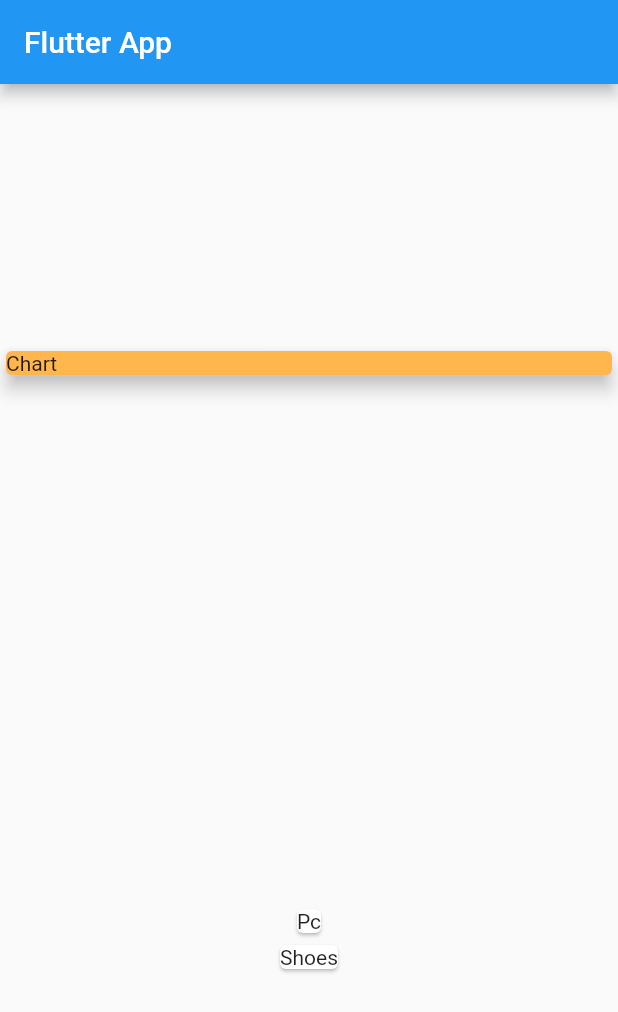
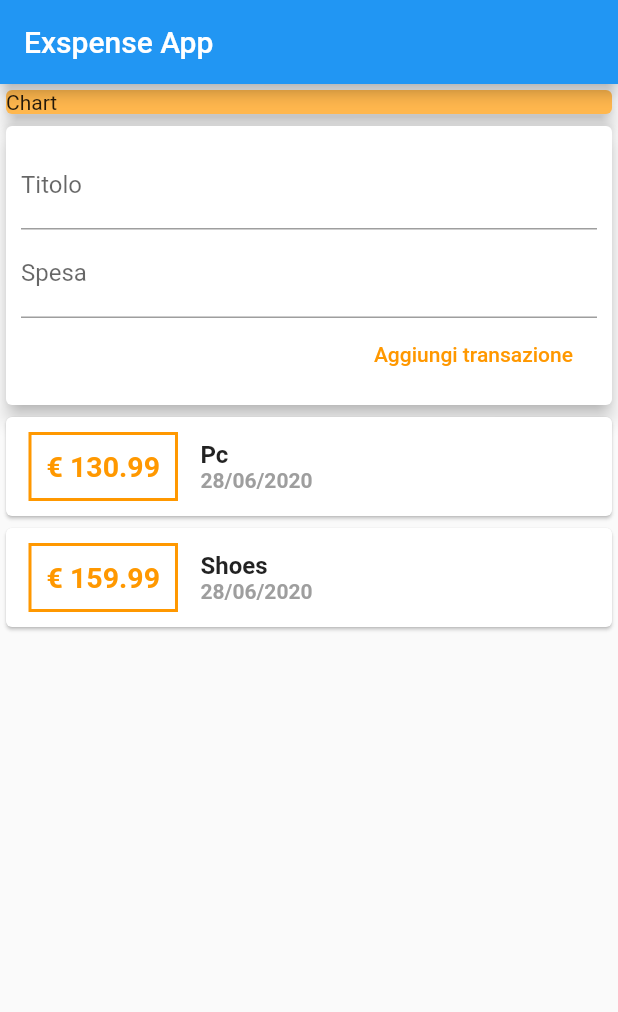
Before and after one commit to Mr2803/expense_app, a Flutter app: the screen it shows after launch, on a phone screen of 412 x 824 dp. Shown: the top 1012 px of the screen. Run offline on Flutter 3.47's test engine with Material 2 defaults, Android fonts, the phone set to English and light mode, and no system bars.

Commit message:
Improved the graphical interface, added inputs to allow the user to enter transactions (the inputs are not yet functional).

```diff
--- a/lib/main.dart
+++ b/lib/main.dart
@@ -1,4 +1,5 @@
 import 'package:flutter/material.dart';
+import 'package:intl/intl.dart';
 import './transaction.dart';
 
 void main() => runApp(MyApp());
@@ -46,39 +47,113 @@ class HomePage extends StatelessWidget {
     Transaction(
       id: 't1',
       title: 'Pc',
-      amount: 1300.99,
+      amount: 130.99,
       dateTransaction: DateTime.now(),
     ),
     Transaction(
       id: 't2',
       title: 'Shoes',
-      amount: 59.99,
+      amount: 159.99,
       dateTransaction: DateTime.now(),
     )
   ];
+
+  // String titleInput;
+  // String amountInput;
+  final titleController = TextEditingController();
+  final amountController = TextEditingController();
   @override
   Widget build(BuildContext context) {
     return Scaffold(
       appBar: AppBar(
-        title: Text("Flutter App"),
+        title: Text("Exspense App"),
       ),
       body: Column(
-        mainAxisAlignment: MainAxisAlignment.spaceAround,
+        // mainAxisAlignment: MainAxisAlignment.spaceAround,
         crossAxisAlignment: CrossAxisAlignment.stretch,
         children: <Widget>[
-          //Card è un widget integrato di flutter
           Container(
             width: double.infinity,
+            //Card è un widget integrato di flutter
             child: Card(
               color: Colors.orange[300],
               child: Text('Chart'),
               elevation: 5,
             ),
           ),
+          Card(
+            elevation: 5,
+            child: Container(
+              padding: EdgeInsets.all(10),
+              child: Column(
+                crossAxisAlignment: CrossAxisAlignment.end,
+                children: <Widget>[
+                  TextField(
+                    decoration: InputDecoration(labelText: 'Titolo'),
+                    controller: titleController,
+                    // onChanged: (value) {
+                    //   titleInput = value;
+                    // },
+                  ),
+                  TextField(
+                    decoration: InputDecoration(labelText: 'Spesa'),
+                    controller: amountController,
+                    // onChanged: (value) => amountInput = value,
+                  ),
+                  FlatButton(
+                    child: Text('Aggiungi transazione'),
+                    textColor: Colors.orange,
+                    onPressed: () {},
+                  )
+                ],
+              ),
+            ),
+          ),
           Column(
             //utilizzo il metodo map per trasformare questo elenco di oggetti in un elenco di widget(in modo che vengano generati in maniera dinamica). NB MAP prende sempre una funzione interna con un argomento
             children: transactions.map((transaction) {
-              return Card(child: Text(transaction.title));
+              return Card(
+                  child: Row(
+                children: <Widget>[
+                  Container(
+                    margin: EdgeInsets.symmetric(vertical: 10, horizontal: 15),
+                    decoration: BoxDecoration(
+                      border: Border.all(
+                        color: Colors.orange,
+                        width: 2,
+                      ),
+                    ),
+                    padding: EdgeInsets.all(10),
+                    child: Text(
+                      '€ ${transaction.amount}',
+                      style: TextStyle(
+                          fontWeight: FontWeight.bold,
+                          fontSize: 19,
+                          color: Colors.orange),
+                    ),
+                  ),
+                  Column(
+                    crossAxisAlignment: CrossAxisAlignment.start,
+                    children: <Widget>[
+                      Text(
+                        transaction.title,
+                        style: TextStyle(
+                          fontSize: 16,
+                          fontWeight: FontWeight.bold,
+                        ),
+                      ),
+                      Text(
+                        DateFormat('dd/MM/yyyy')
+                            .format(transaction.dateTransaction),
+                        style: TextStyle(
+                          fontWeight: FontWeight.bold,
+                          color: Colors.grey,
+                        ),
+                      )
+                    ],
+                  )
+                ],
+              ));
             }).toList(),
           )
         ],
```
Also changed, not shown: pubspec.yaml (+2 -7 lines), pubspec.lock.
